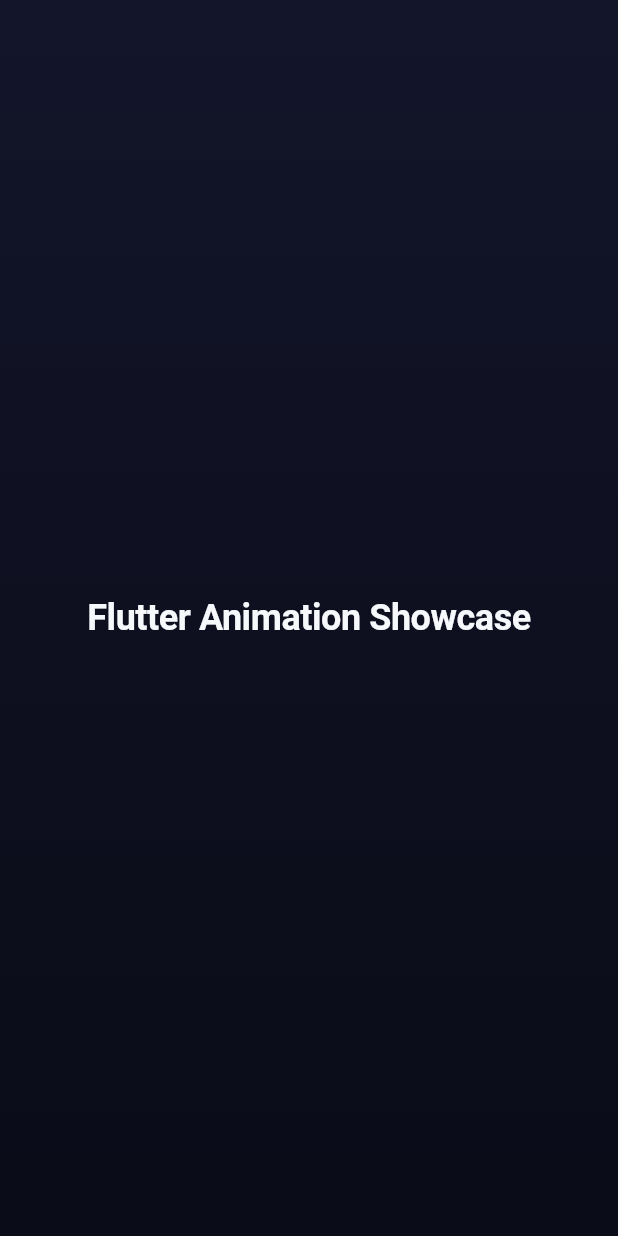
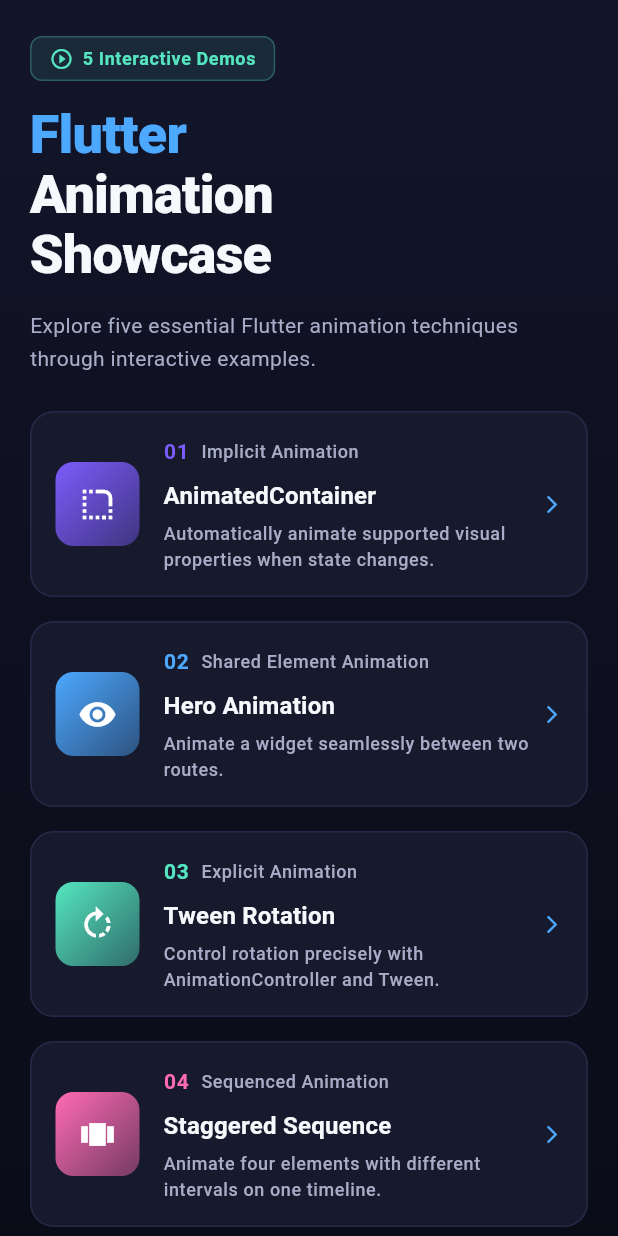
Before and after one commit to fahadkhalid22/Flutter-Animation-Showcase, a Flutter app: the screen it shows after launch, on a phone screen of 412 x 824 dp. Run offline on Flutter 3.47's test engine with Material 3 defaults, Android fonts, the phone set to English and light mode, and no system bars.

Commit message:
feat: build animation showcase dashboard
Co-Authored-By: Claude Code <noreply@anthropic.com>

```diff
--- a/lib/core/constants/app_strings.dart
+++ b/lib/core/constants/app_strings.dart
@@ -17,9 +17,6 @@ abstract final class AppStrings {
 
   /// Badge shown in the dashboard header.
   static const String demosBadge = '5 Interactive Demos';
-
-  /// Placeholder text for a not-yet-built interactive area.
-  static const String demoComingSoon = 'Interactive demo coming soon';
 
   // ---------------------------------------------------------------------
   // Demo card copy (title / category / description)
--- /dev/null
+++ b/lib/core/widgets/animation_showcase_card.dart
@@ -0,0 +1,123 @@
+import 'package:flutter/material.dart';
+
+import '../../shared/demo_descriptor.dart';
+import '../constants/app_colors.dart';
+import '../constants/app_radius.dart';
+import '../constants/app_spacing.dart';
+
+/// Tappable card summarising one animation demo on the dashboard.
+///
+/// Shows the demo number, category, title, description, a tinted icon tile
+/// and a forward arrow indicating the screen can be opened.
+class AnimationShowcaseCard extends StatelessWidget {
+  /// Creates an [AnimationShowcaseCard].
+  const AnimationShowcaseCard({super.key, required this.demo, this.onTap});
+
+  /// The demo this card describes.
+  final DemoDescriptor demo;
+
+  /// Called when the card is tapped; opens the demo route when provided.
+  final VoidCallback? onTap;
+
+  @override
+  Widget build(BuildContext context) {
+    final ThemeData theme = Theme.of(context);
+    return Material(
+      color: AppColors.surface,
+      borderRadius: BorderRadius.circular(AppRadius.lg),
+      child: InkWell(
+        onTap: onTap,
+        borderRadius: BorderRadius.circular(AppRadius.lg),
+        child: Container(
+          padding: const EdgeInsets.all(AppSpacing.lg),
+          decoration: BoxDecoration(
+            borderRadius: BorderRadius.circular(AppRadius.lg),
+            border: Border.all(color: const Color(0xFF242947)),
+          ),
+          child: Row(
+            crossAxisAlignment: CrossAxisAlignment.center,
+            children: [
+              _IconTile(accent: demo.accent, icon: demo.icon),
+              const SizedBox(width: AppSpacing.lg),
+              Expanded(
+                child: Column(
+                  crossAxisAlignment: CrossAxisAlignment.start,
+                  children: [
+                    Row(
+                      children: [
+                        Text(
+                          demo.number.toString().padLeft(2, '0'),
+                          style: theme.textTheme.labelLarge?.copyWith(
+                            color: demo.accent,
+                            fontWeight: FontWeight.w700,
+                            letterSpacing: 0.5,
+                          ),
+                        ),
+                        const SizedBox(width: AppSpacing.sm),
+                        Expanded(
+                          child: Text(
+                            demo.category,
+                            style: theme.textTheme.labelSmall?.copyWith(
+                              color: AppColors.textSecondary,
+                              letterSpacing: 0.4,
+                              fontSize: 12,
+                            ),
+                            overflow: TextOverflow.ellipsis,
+                          ),
+                        ),
+                      ],
+                    ),
+                    const SizedBox(height: AppSpacing.sm),
+                    Text(demo.title, style: theme.textTheme.titleMedium),
+                    const SizedBox(height: AppSpacing.xs),
+                    Text(
+                      demo.description,
+                      style: theme.textTheme.bodySmall?.copyWith(
+                        color: AppColors.textSecondary,
+                        height: 1.4,
+                      ),
+                    ),
+                  ],
+                ),
+              ),
+              const SizedBox(width: AppSpacing.sm),
+              const Icon(
+                Icons.arrow_forward_ios,
+                size: 14,
+                color: AppColors.secondary,
+              ),
+            ],
+          ),
+        ),
+      ),
+    );
+  }
+}
+
+/// Rounded tile holding the demo's icon on an accent gradient.
+class _IconTile extends StatelessWidget {
+  const _IconTile({required this.accent, required this.icon});
+
+  /// Tint colour driving the tile gradient.
+  final Color accent;
+
+  /// Icon rendered on the tile.
+  final IconData icon;
+
+  @override
+  Widget build(BuildContext context) {
+    return Container(
+      width: 56,
+      height: 56,
+      decoration: BoxDecoration(
+        borderRadius: BorderRadius.circular(AppRadius.md),
+        gradient: LinearGradient(
+          begin: Alignment.topLeft,
+          end: Alignment.bottomRight,
+          colors: [accent, accent.withValues(alpha: 0.40)],
+        ),
+      ),
+      child: Icon(icon, size: 26, color: Colors.white),
+    );
+  }
+}
--- /dev/null
+++ b/lib/core/widgets/showcase_header.dart
@@ -0,0 +1,75 @@
+import 'package:flutter/material.dart';
+
+import '../constants/app_colors.dart';
+import '../constants/app_radius.dart';
+import '../constants/app_spacing.dart';
+import '../constants/app_strings.dart';
+
+/// Masthead for the dashboard: an activity badge, the big two-line title
+/// and a short subtitle.
+class ShowcaseHeader extends StatelessWidget {
+  /// Creates the [ShowcaseHeader].
+  const ShowcaseHeader({super.key});
+
+  @override
+  Widget build(BuildContext context) {
+    final ThemeData theme = Theme.of(context);
+    return Column(
+      crossAxisAlignment: CrossAxisAlignment.start,
+      children: [
+        Container(
+          padding: const EdgeInsets.symmetric(
+            horizontal: AppSpacing.md,
+            vertical: AppSpacing.sm - 2,
+          ),
+          decoration: BoxDecoration(
+            color: AppColors.accent.withValues(alpha: 0.10),
+            borderRadius: BorderRadius.circular(AppRadius.sm),
+            border: Border.all(color: AppColors.accent.withValues(alpha: 0.28)),
+          ),
+          child: Row(
+            mainAxisSize: MainAxisSize.min,
+            children: [
+              const Icon(
+                Icons.play_circle_outline,
+                size: 16,
+                color: AppColors.accent,
+              ),
+              const SizedBox(width: AppSpacing.sm - 2),
+              Text(
+                AppStrings.demosBadge,
+                style: theme.textTheme.labelMedium?.copyWith(
+                  color: AppColors.accent,
+                  fontWeight: FontWeight.w600,
+                  letterSpacing: 0.4,
+                ),
+              ),
+            ],
+          ),
+        ),
+        const SizedBox(height: AppSpacing.lg),
+        Text.rich(
+          TextSpan(
+            style: theme.textTheme.displaySmall?.copyWith(
+              color: AppColors.textPrimary,
+            ),
+            children: const [
+              TextSpan(
+                text: 'Flutter\n',
+                style: TextStyle(color: AppColors.secondary),
+              ),
+              TextSpan(text: 'Animation\nShowcase'),
+            ],
+          ),
+        ),
+        const SizedBox(height: AppSpacing.lg),
+        Text(
+          AppStrings.appSubtitle,
+          style: theme.textTheme.bodyMedium?.copyWith(
+            color: AppColors.textSecondary,
+          ),
+        ),
+      ],
+    );
+  }
+}
--- a/lib/features/home/showcase_home_screen.dart
+++ b/lib/features/home/showcase_home_screen.dart
@@ -1,29 +1,60 @@
 import 'package:flutter/material.dart';
 
 import '../../core/constants/app_colors.dart';
-import '../../core/constants/app_strings.dart';
+import '../../core/constants/app_spacing.dart';
+import '../../core/widgets/animation_showcase_card.dart';
+import '../../core/widgets/showcase_header.dart';
+import '../../shared/demo_descriptor.dart';
 
 /// Home dashboard of the showcase.
 ///
-/// Phase 1 placeholder: the full dashboard grid with the five animation
-/// cards is built in a later step.
+/// Renders a header and five demo cards in a responsive layout: a single
+/// column on phones, two columns on larger screens and tablets.
 class ShowcaseHomeScreen extends StatelessWidget {
   /// Creates the home dashboard screen.
   const ShowcaseHomeScreen({super.key});
 
+  /// Breakpoint above which the card grid switches to two columns.
+  static const double _twoColumnBreakpoint = 640;
+
   @override
   Widget build(BuildContext context) {
-    final ThemeData theme = Theme.of(context);
     return Scaffold(
       body: DecoratedBox(
         decoration: const BoxDecoration(gradient: AppColors.backgroundGradient),
         child: SafeArea(
-          child: Center(
-            child: Text(
-              AppStrings.appTitle,
-              style: theme.textTheme.headlineSmall,
-              textAlign: TextAlign.center,
-            ),
+          child: LayoutBuilder(
+            builder: (BuildContext context, BoxConstraints constraints) {
+              final bool isWide = constraints.maxWidth >= _twoColumnBreakpoint;
+              final double cardWidth = isWide
+                  ? (constraints.maxWidth - AppSpacing.lg) / 2
+                  : constraints.maxWidth;
+              return SingleChildScrollView(
+                padding: const EdgeInsets.fromLTRB(20, 24, 20, 32),
+                child: Column(
+                  crossAxisAlignment: CrossAxisAlignment.start,
+                  children: [
+                    const ShowcaseHeader(),
+                    const SizedBox(height: AppSpacing.xxl),
+                    Wrap(
+                      spacing: AppSpacing.lg,
+                      runSpacing: AppSpacing.lg,
+                      children: [
+                        for (final DemoDescriptor demo in kAnimationDemos)
+                          SizedBox(
+                            width: cardWidth,
+                            child: AnimationShowcaseCard(
+                              demo: demo,
+                              onTap: () =>
+                                  Navigator.pushNamed(context, demo.route),
+                            ),
+                          ),
+                      ],
+                    ),
+                  ],
+                ),
+              );
+            },
           ),
         ),
       ),
--- /dev/null
+++ b/lib/shared/demo_descriptor.dart
@@ -0,0 +1,89 @@
+import 'package:flutter/material.dart';
+
+import '../app/routes.dart';
+import '../core/constants/app_colors.dart';
+import '../core/constants/app_strings.dart';
+
+/// Static description of one animation demo shown on the dashboard.
+class DemoDescriptor {
+  /// Creates a [DemoDescriptor].
+  const DemoDescriptor({
+    required this.number,
+    required this.title,
+    required this.category,
+    required this.description,
+    required this.icon,
+    required this.accent,
+    required this.route,
+  });
+
+  /// Position in the showcase (1–5).
+  final int number;
+
+  /// Display name of the demo.
+  final String title;
+
+  /// Animation family, e.g. `Explicit Animation`.
+  final String category;
+
+  /// One- or two-line explanation of what the demo demonstrates.
+  final String description;
+
+  /// Leading icon rendered on the card.
+  final IconData icon;
+
+  /// Accent colour that tints the card icon tile.
+  final Color accent;
+
+  /// Named route that opens the demo screen.
+  final String route;
+}
+
+/// The five demos featured in the showcase, in presentation order.
+const List<DemoDescriptor> kAnimationDemos = [
+  DemoDescriptor(
+    number: 1,
+    title: AppStrings.animatedContainerTitle,
+    category: AppStrings.animatedContainerCategory,
+    description: AppStrings.animatedContainerDescription,
+    icon: Icons.rounded_corner,
+    accent: AppColors.primary,
+    route: AppRoutes.animatedContainer,
+  ),
+  DemoDescriptor(
+    number: 2,
+    title: AppStrings.heroAnimationTitle,
+    category: AppStrings.heroAnimationCategory,
+    description: AppStrings.heroAnimationDescription,
+    icon: Icons.visibility,
+    accent: AppColors.secondary,
+    route: AppRoutes.heroAnimation,
+  ),
+  DemoDescriptor(
+    number: 3,
+    title: AppStrings.tweenRotationTitle,
+    category: AppStrings.tweenRotationCategory,
+    description: AppStrings.tweenRotationDescription,
+    icon: Icons.rotate_right,
+    accent: AppColors.accent,
+    route: AppRoutes.tweenRotation,
+  ),
+  DemoDescriptor(
+    number: 4,
+    title: AppStrings.staggeredAnimationTitle,
+    category: AppStrings.staggeredAnimationCategory,
+    description: AppStrings.staggeredAnimationDescription,
+    icon: Icons.view_carousel,
+    accent: Color(0xFFFF6BB5),
+    route: AppRoutes.staggeredAnimation,
+  ),
+  DemoDescriptor(
+    number: 5,
+    title: AppStrings.customRouteTitle,
+    category: AppStrings.customRouteCategory,
+    description: AppStrings.customRouteDescription,
+    icon: Icons.auto_awesome,
+    accent: Color(0xFFFFC24D),
+    route: AppRoutes.customRoute,
+  ),
+];
```
Also changed, not shown: 2 other files.
